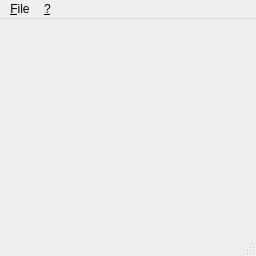
The window that mainwindow.ui (tsymalla/qchip8) describes before a commit, drawn with Qt 5.
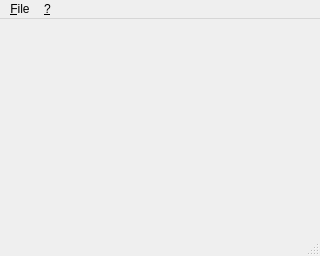
The same window after the commit.

The edit to the form file:
```diff
--- a/mainwindow.ui
+++ b/mainwindow.ui
@@ -6,7 +6,7 @@
    <rect>
     <x>0</x>
     <y>0</y>
-    <width>256</width>
+    <width>320</width>
     <height>256</height>
    </rect>
   </property>
@@ -21,7 +21,7 @@
     <rect>
      <x>0</x>
      <y>0</y>
-     <width>256</width>
+     <width>320</width>
      <height>26</height>
     </rect>
    </property>
```
